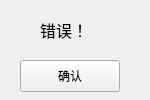
kekekuli/PropertyManager, file modules/UI/UI_resourse/errorUI.ui: the form before one commit.
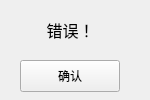
The form after the commit.

Diff of the .ui file:
```diff
--- a/modules/UI/UI_resourse/errorUI.ui
+++ b/modules/UI/UI_resourse/errorUI.ui
@@ -28,9 +28,9 @@
   <widget class="QLabel" name="message">
    <property name="geometry">
     <rect>
-     <x>40</x>
+     <x>20</x>
      <y>10</y>
-     <width>70</width>
+     <width>101</width>
      <height>40</height>
     </rect>
    </property>
@@ -49,6 +49,9 @@
    <property name="scaledContents">
     <bool>false</bool>
    </property>
+   <property name="alignment">
+    <set>Qt::AlignCenter</set>
+   </property>
   </widget>
   <widget class="QPushButton" name="ensure">
    <property name="geometry">
```
